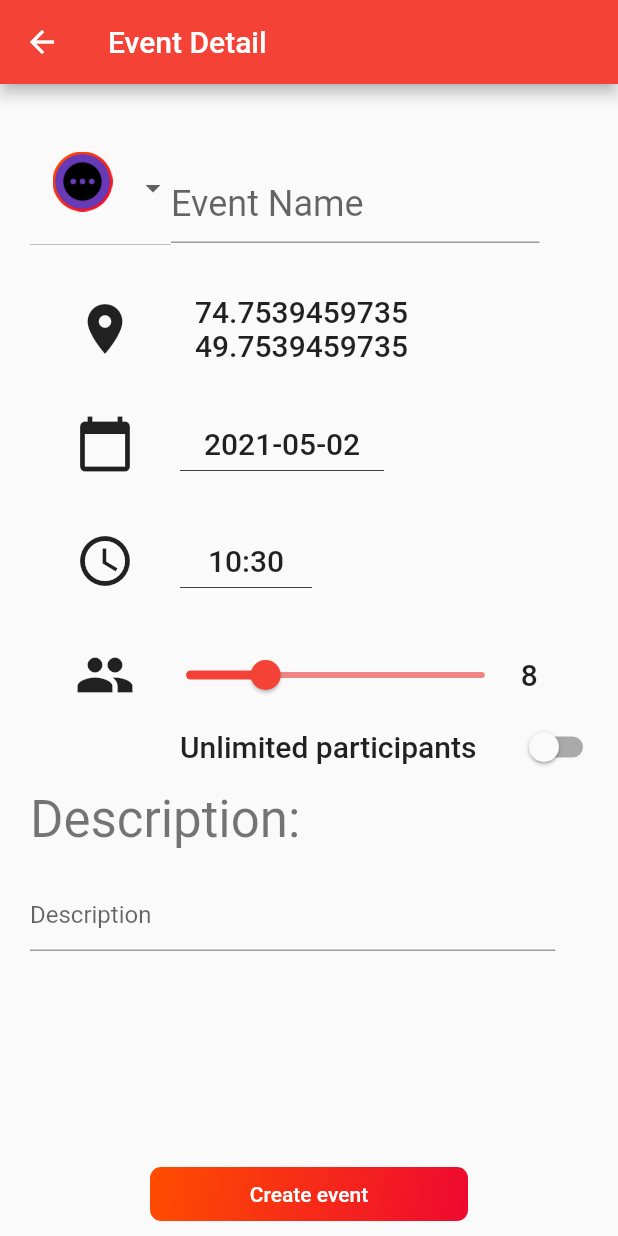
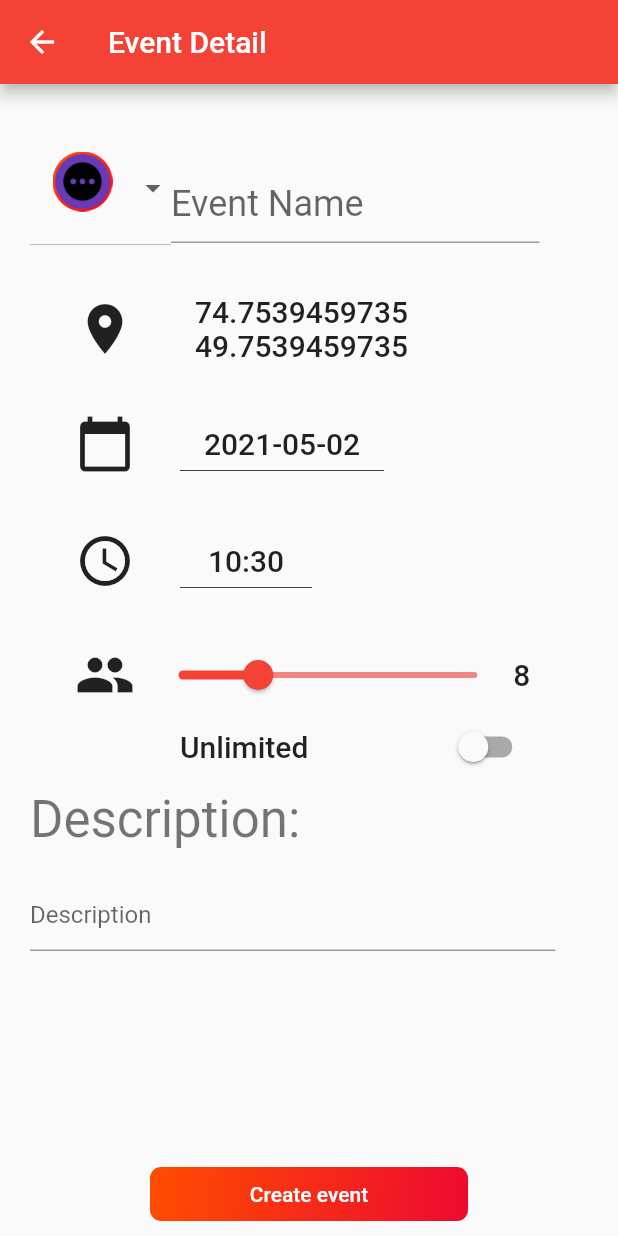
Before and after one commit to JakubBatel/PV239-sport-buddy, a Flutter app: the CreateEvent screen opened directly, on a phone screen of 412 x 824 dp. Run offline on Flutter 3.47's test engine with Material 2 defaults, Android fonts, the phone set to English and light mode, and no system bars; our stand-ins replace cloud_firestore, firebase_auth, firebase_core, firebase_storage, flutter_bloc, flutter_map and 5 more; missing offline and left inert: enum_to_string; accounts and stored records are empty.

Commit message:
fix overflow on android, loading participants from db

```diff
--- a/lib/services/DatabaseService.dart
+++ b/lib/services/DatabaseService.dart
@@ -26,9 +26,10 @@ class DatabaseService {
   }
 
   Stream<QuerySnapshot> getPastParticipatedEvents() {
+    print(uid);
     return eventsCollection
-        .where('participants', arrayContains: uid)
-        .where('time', isLessThan: DateTime.now())
+        .where('participants', arrayContains: '/users/$uid')
+        //.where('time', isLessThan: DateTime.now()) // TODO: only past events - this do not work
         .orderBy('time', descending: true)
         .snapshots();
   }
--- a/lib/views/create_event.dart
+++ b/lib/views/create_event.dart
@@ -181,7 +181,7 @@ class CreateEvent extends StatelessWidget {
           crossAxisAlignment: CrossAxisAlignment.center,
           children: [
             Padding(
-              padding: EdgeInsets.only(left: 30, right: 10),
+              padding: EdgeInsets.only(left: 30, right: 5),
               child: Icon(Icons.people, size: 40),
             ),
             Container(
@@ -211,8 +211,8 @@ class CreateEvent extends StatelessWidget {
         ),
         Row(crossAxisAlignment: CrossAxisAlignment.center, children: [
           Padding(
-            padding: const EdgeInsets.only(left: 100.0, right: 25),
-            child: Text('Unlimited participants',
+            padding: const EdgeInsets.only(left: 100.0, right: 90),
+            child: Text('Unlimited',
                 style: Theme.of(context).textTheme.headline6),
           ),
           Switch(
```
Also changed, not shown: lib/screens/profile_screen.dart (+8 -6 lines).
